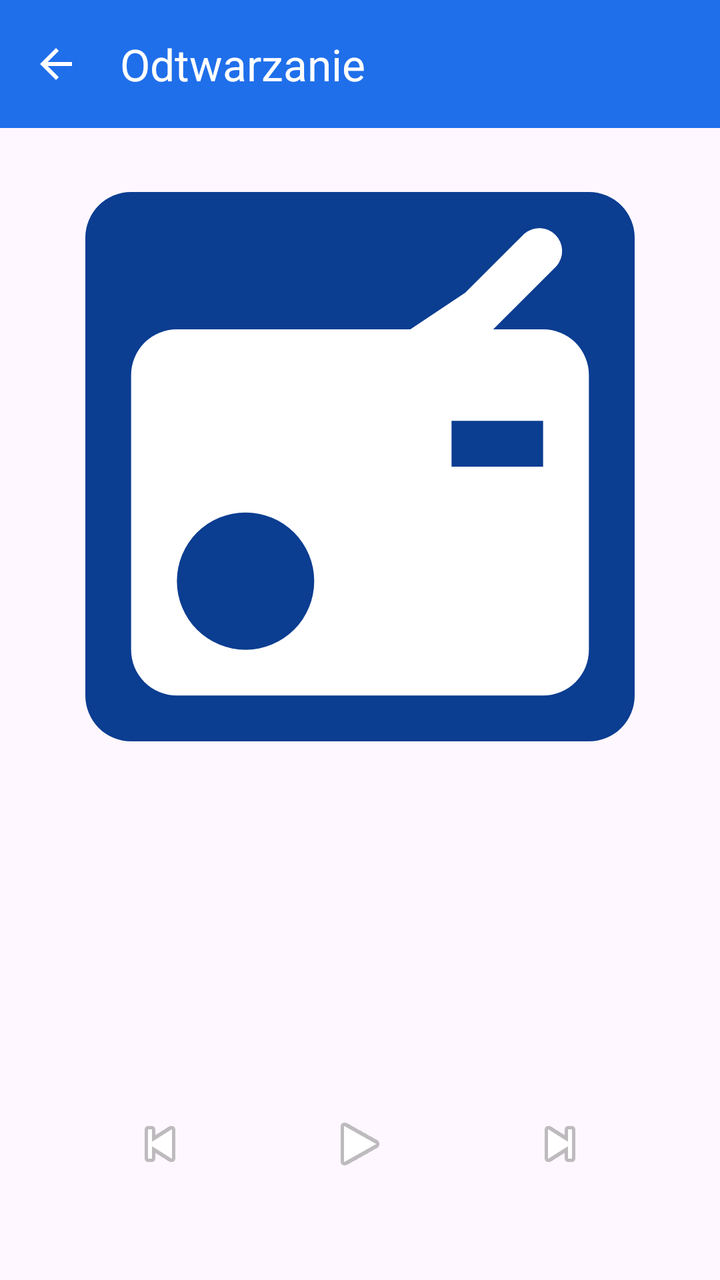
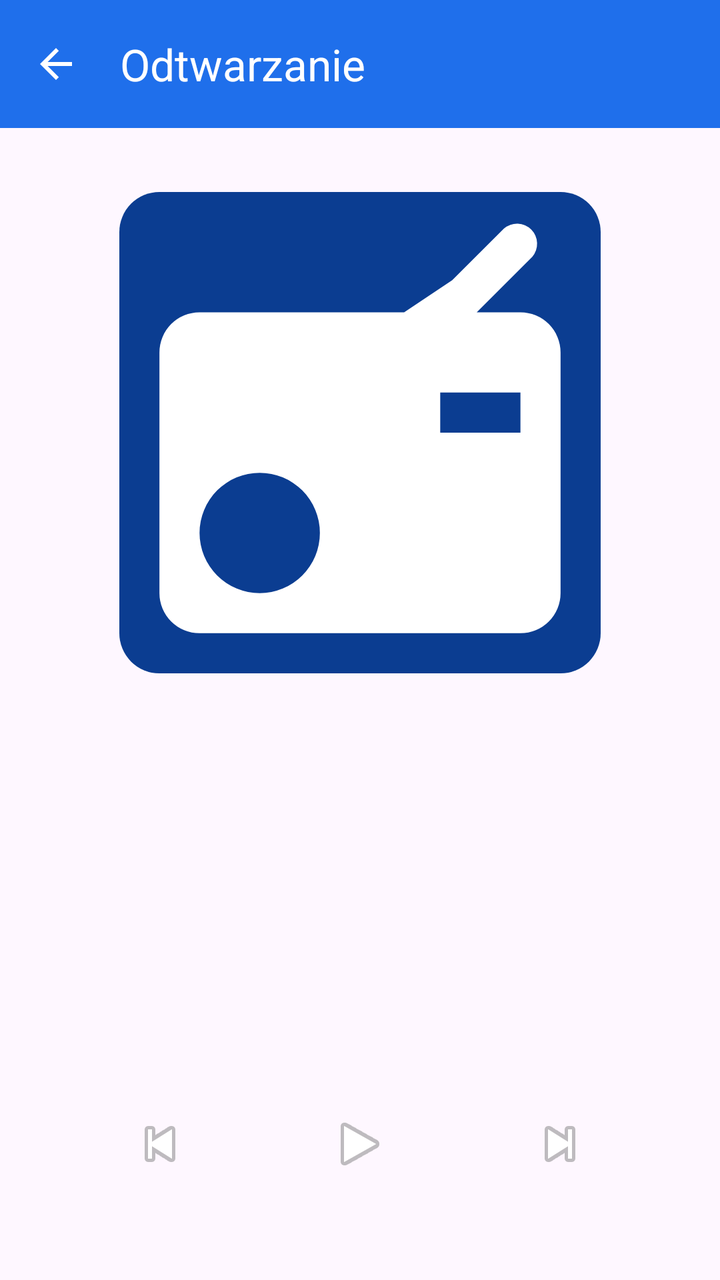

The first picture is an Android layout as it rendered before a commit; the second is the same layout after the commit. The layout source and the unified diff follow.
<!-- AndroidManifest.xml: application theme Theme.TwinsenRadio -->
<!-- res/layout/activity_now_playing.xml -->
<?xml version="1.0" encoding="utf-8"?>
<LinearLayout xmlns:android="http://schemas.android.com/apk/res/android"
    xmlns:app="http://schemas.android.com/apk/res-auto"
    android:layout_width="match_parent"
    android:layout_height="match_parent"
    android:orientation="vertical">

    <com.google.android.material.appbar.MaterialToolbar
        android:id="@+id/toolbar"
        android:layout_width="match_parent"
        android:layout_height="?attr/actionBarSize"
        android:background="?attr/colorPrimary"
        app:navigationIcon="@drawable/ic_arrow_back"
        app:title="@string/now_playing_title"
        app:titleTextColor="@color/on_brand" />

    <ImageView
        android:id="@+id/art"
        android:layout_width="match_parent"
        android:layout_height="0dp"
        android:layout_marginHorizontal="32dp"
        android:layout_marginTop="32dp"
        android:layout_weight="1"
        android:adjustViewBounds="true"
        android:contentDescription="@null"
        android:scaleType="fitCenter"
        android:src="@drawable/logo_placeholder" />

    <TextView
        android:id="@+id/stationName"
        android:layout_width="match_parent"
        android:layout_height="wrap_content"
        android:layout_marginHorizontal="24dp"
        android:layout_marginTop="24dp"
        android:ellipsize="end"
        android:gravity="center"
        android:maxLines="1"
        android:textAppearance="?attr/textAppearanceHeadlineSmall" />

    <TextView
        android:id="@+id/songTitle"
        android:layout_width="match_parent"
        android:layout_height="wrap_content"
        android:layout_marginHorizontal="24dp"
        android:layout_marginTop="8dp"
        android:gravity="center"
        android:maxLines="2"
        android:textAppearance="?attr/textAppearanceTitleMedium" />

    <TextView
        android:id="@+id/songArtist"
        android:layout_width="match_parent"
        android:layout_height="wrap_content"
        android:layout_marginHorizontal="24dp"
        android:gravity="center"
        android:maxLines="1"
        android:textAppearance="?attr/textAppearanceBodyMedium" />

    <TextView
        android:id="@+id/status"
        android:layout_width="match_parent"
        android:layout_height="wrap_content"
        android:layout_marginTop="12dp"
        android:gravity="center"
        android:textAppearance="?attr/textAppearanceLabelMedium" />

    <LinearLayout
        android:layout_width="match_parent"
        android:layout_height="wrap_content"
        android:layout_marginVertical="24dp"
        android:gravity="center"
        android:orientation="horizontal">

        <ImageButton
            android:id="@+id/prev"
            android:layout_width="64dp"
            android:layout_height="64dp"
            android:background="?attr/selectableItemBackgroundBorderless"
            android:contentDescription="@string/prev_station"
            android:src="@android:drawable/ic_media_previous" />

        <ImageButton
            android:id="@+id/playPause"
            android:layout_width="88dp"
            android:layout_height="88dp"
            android:layout_marginHorizontal="24dp"
            android:background="?attr/selectableItemBackgroundBorderless"
            android:contentDescription="@null"
            android:src="@android:drawable/ic_media_play" />

        <ImageButton
            android:id="@+id/next"
            android:layout_width="64dp"
            android:layout_height="64dp"
            android:background="?attr/selectableItemBackgroundBorderless"
            android:contentDescription="@string/next_station"
            android:src="@android:drawable/ic_media_next" />
    </LinearLayout>
</LinearLayout>
<!-- resources referenced by this layout -->
<resources>
  <color name="on_brand">#FFFFFFFF</color>
  <!-- drawable ic_arrow_back (drawable) -->
  <vector xmlns:android="http://schemas.android.com/apk/res/android"
      android:width="24dp"
      android:height="24dp"
      android:viewportWidth="24"
      android:viewportHeight="24"
      android:tint="#FFFFFFFF">
      <path
          android:fillColor="#FFFFFFFF"
          android:pathData="M20,11H7.83l5.59,-5.59L12,4l-8,8 8,8 1.41,-1.41L7.83,13H20v-2z" />
  </vector>
  <!-- drawable logo_placeholder (drawable) -->
  <?xml version="1.0" encoding="utf-8"?>
  <layer-list xmlns:android="http://schemas.android.com/apk/res/android">
      <item>
          <shape android:shape="rectangle">
              <solid android:color="@color/brand_dark" />
              <corners android:radius="8dp" />
          </shape>
      </item>
      <item
          android:gravity="center"
          android:width="96dp"
          android:height="96dp"
          android:drawable="@drawable/ic_radio" />
  </layer-list>
  <string name="next_station">Następna stacja</string>
  <string name="now_playing_title">Odtwarzanie</string>
  <string name="prev_station">Poprzednia stacja</string>
  <style name="Theme.TwinsenRadio" parent="Theme.Material3.DayNight.NoActionBar">
          <item name="colorPrimary">@color/brand</item>
          <item name="colorOnPrimary">@color/on_brand</item>
          <item name="android:statusBarColor" tools:targetApi="21">@color/brand_dark</item>
      </style>
  <color name="brand_dark">#FF0B3D91</color>
  <!-- drawable ic_radio (drawable) -->
  <vector xmlns:android="http://schemas.android.com/apk/res/android"
      android:width="24dp"
      android:height="24dp"
      android:viewportWidth="24"
      android:viewportHeight="24"
      android:tint="#FFFFFFFF">
      <path
          android:fillColor="#FFFFFFFF"
          android:pathData="M20,6h-2.18l2.77,-2.77a1,1 0,0 0,-1.41 -1.41L16.6,4.4 14.2,6H4a2,2 0,0 0,-2 2v12a2,2 0,0 0,2 2h16a2,2 0,0 0,2 -2V8A2,2 0,0 0,20 6zM7,20a3,3 0,1 1,3 -3A3,3 0,0 1,7 20zM20,12h-4v-2h4z" />
  </vector>
  <color name="brand">#FF1F6FEB</color>
</resources>

<!-- the commit's change to res/layout/activity_now_playing.xml (unified diff, before → after) -->
@@ -35,26 +35,28 @@
         android:ellipsize="end"
         android:gravity="center"
         android:maxLines="1"
-        android:textAppearance="?attr/textAppearanceHeadlineSmall" />
+        android:textAppearance="?attr/textAppearanceHeadlineMedium"
+        android:textStyle="bold" />
 
     <TextView
         android:id="@+id/songTitle"
         android:layout_width="match_parent"
         android:layout_height="wrap_content"
         android:layout_marginHorizontal="24dp"
-        android:layout_marginTop="8dp"
+        android:layout_marginTop="12dp"
         android:gravity="center"
         android:maxLines="2"
-        android:textAppearance="?attr/textAppearanceTitleMedium" />
+        android:textAppearance="?attr/textAppearanceHeadlineSmall" />
 
     <TextView
         android:id="@+id/songArtist"
         android:layout_width="match_parent"
         android:layout_height="wrap_content"
         android:layout_marginHorizontal="24dp"
+        android:layout_marginTop="4dp"
         android:gravity="center"
         android:maxLines="1"
-        android:textAppearance="?attr/textAppearanceBodyMedium" />
+        android:textAppearance="?attr/textAppearanceTitleLarge" />
 
     <TextView
         android:id="@+id/status"
@@ -63,6 +65,18 @@
         android:layout_marginTop="12dp"
         android:gravity="center"
         android:textAppearance="?attr/textAppearanceLabelMedium" />
+
+    <TextView
+        android:id="@+id/diagnosticBanner"
+        android:layout_width="match_parent"
+        android:layout_height="wrap_content"
+        android:layout_marginTop="6dp"
+        android:gravity="center"
+        android:text="@string/diagnostic_banner"
+        android:textColor="@color/diagnostic"
+        android:textStyle="bold"
+        android:textAppearance="?attr/textAppearanceLabelMedium"
+        android:visibility="gone" />
 
     <LinearLayout
         android:layout_width="match_parent"
<!-- resource entries referenced after the edit -->
@@ -1,5 +1,6 @@
 <!-- resources referenced by this layout -->
 <resources>
+  <color name="diagnostic">#FFE53935</color>
   <color name="on_brand">#FFFFFFFF</color>
   <!-- drawable ic_arrow_back (drawable) -->
   <vector xmlns:android="http://schemas.android.com/apk/res/android"
@@ -27,6 +28,7 @@
           android:height="96dp"
           android:drawable="@drawable/ic_radio" />
   </layer-list>
+  <string name="diagnostic_banner">TRYB DIAGNOSTYCZNY — metadane zastąpione etykietami pól</string>
   <string name="next_station">Następna stacja</string>
   <string name="now_playing_title">Odtwarzanie</string>
   <string name="prev_station">Poprzednia stacja</string>
